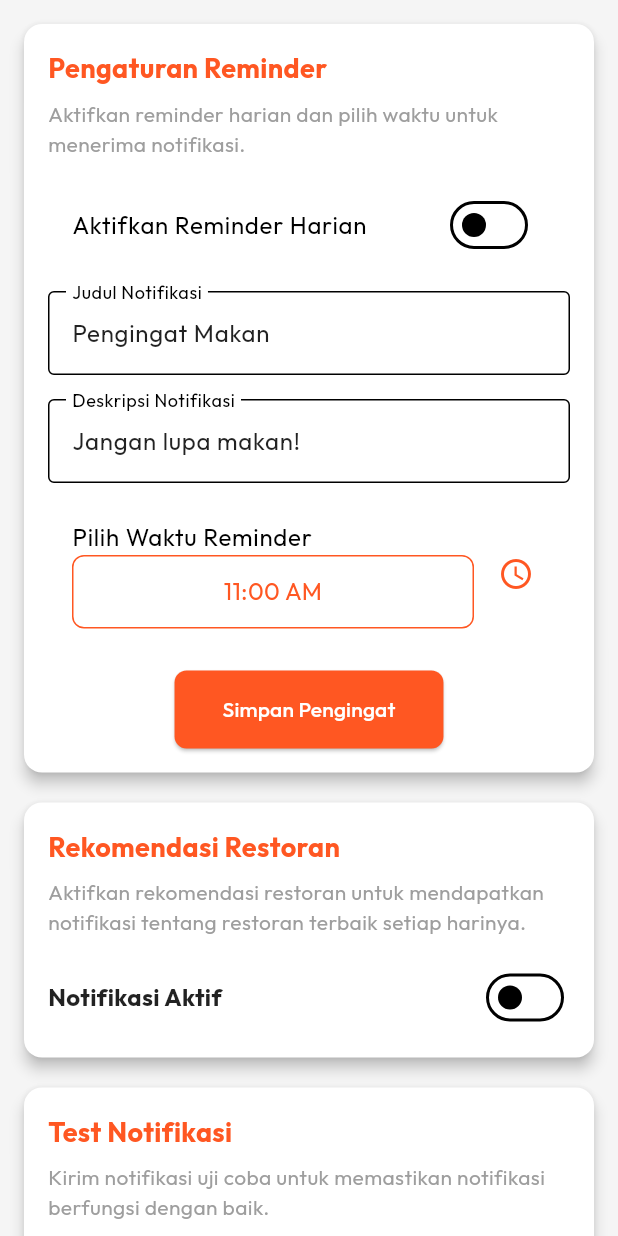
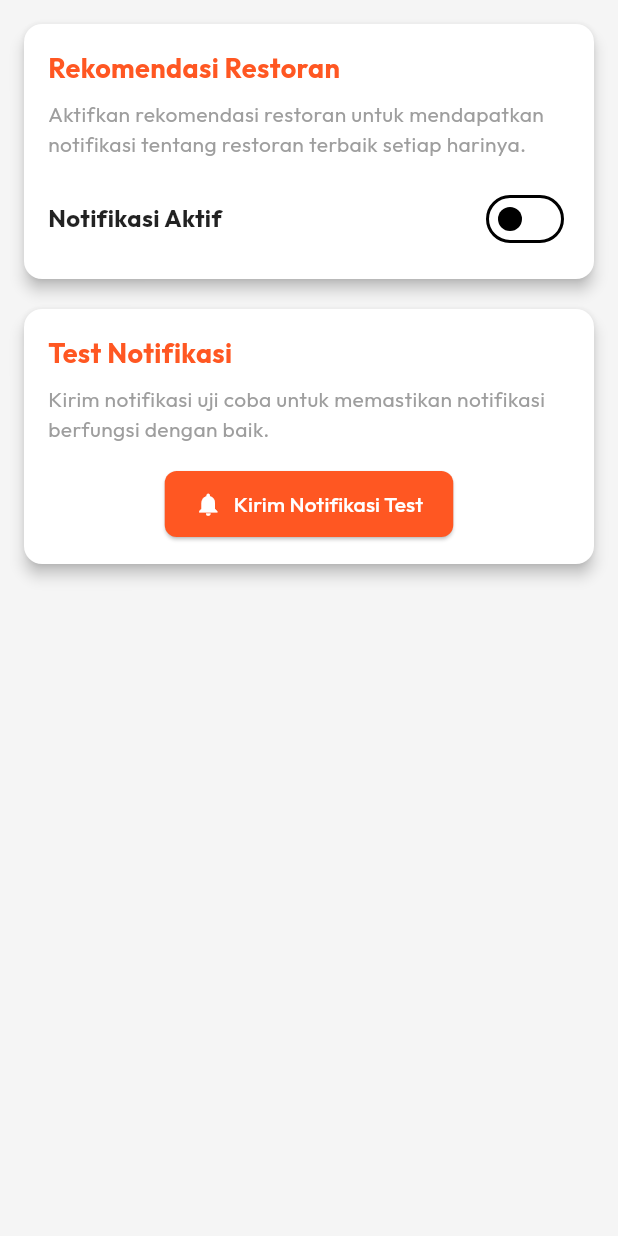
Before and after one commit to YutsuriHisekawa/restaurant_dicoding, a Flutter app: the SettingScreen screen opened directly, on a phone screen of 412 x 824 dp. Run offline on Flutter 3.47's test engine with Material 3 defaults, Android fonts, the phone set to English and light mode, and no system bars; our stand-ins replace flutter_local_notifications, flutter_timezone, lottie, shared_preferences, shimmer, sqflite and 1 more; missing offline and left inert: cuberto_bottom_bar, workmanager; accounts and stored records are empty; network calls fail.

Commit message:
Update sikit

```diff
--- a/lib/screens/setting/remider/reminder_notif.dart
+++ /dev/null
@@ -1,151 +0,0 @@
-import 'package:flutter/material.dart';
-import 'package:provider/provider.dart';
-import 'package:restaurant_app/screens/provider/notification/reminder_provider.dart';
-import 'reminder_textfield.dart';
-
-class ReminderNotif extends StatelessWidget {
-  const ReminderNotif({Key? key}) : super(key: key);
-
-  @override
-  Widget build(BuildContext context) {
-    final reminderProvider = Provider.of<ReminderNotifProvider>(context);
-
-    return Padding(
-      padding: const EdgeInsets.all(16.0),
-      child: Column(
-        crossAxisAlignment: CrossAxisAlignment.start,
-        children: [
-          const Text(
-            'Pengaturan Reminder',
-            style: TextStyle(
-              fontSize: 18,
-              fontWeight: FontWeight.bold,
-              color: Colors.deepOrange,
-            ),
-          ),
-          const SizedBox(height: 8),
-          const Text(
-            'Aktifkan reminder harian dan pilih waktu untuk menerima notifikasi.',
-            style: TextStyle(
-              fontSize: 14,
-              color: Colors.grey,
-            ),
-          ),
-          const SizedBox(height: 16),
-          SwitchListTile(
-            title: const Text(
-              'Aktifkan Reminder Harian',
-              style: TextStyle(fontSize: 16),
-            ),
-            value: reminderProvider.isReminderEnabled,
-            onChanged: (value) async {
-              final bool hasPermission =
-                  await reminderProvider.requestNotificationPermission();
-
-              if (!hasPermission) {
-                ScaffoldMessenger.of(context).showSnackBar(
-                  const SnackBar(
-                    content: Text(
-                        '🚫 Izin notifikasi ditolak! Aktifkan notifikasi di pengaturan.'),
-                    duration: Duration(seconds: 3),
-                  ),
-                );
-                return;
-              }
-
-              reminderProvider.updateReminderStatus(value);
-            },
-            activeColor: Colors.deepOrange,
-          ),
-          const SizedBox(height: 16),
-          ReminderTextField(
-            labelText: 'Judul Notifikasi',
-            hintText: 'Contoh: Waktunya Makan!',
-            initialValue: reminderProvider.notificationTitle,
-            onChanged: (value) {
-              reminderProvider.updateNotificationDetails(
-                  value, reminderProvider.notificationBody);
-            },
-          ),
-          const SizedBox(height: 16),
-          ReminderTextField(
-            labelText: 'Deskripsi Notifikasi',
-            hintText: 'Contoh: Jangan lupa makan siang ya!',
-            initialValue: reminderProvider.notificationBody,
-            onChanged: (value) {
-              reminderProvider.updateNotificationDetails(
-                  reminderProvider.notificationTitle, value);
-            },
-          ),
-          const SizedBox(height: 16),
-          ListTile(
-            title: const Text(
-              'Pilih Waktu Reminder',
-              style: TextStyle(fontSize: 16),
-            ),
-            subtitle: GestureDetector(
-              onTap: () async {
-                final TimeOfDay? pickedTime = await showTimePicker(
-                  context: context,
-                  initialTime: reminderProvider.selectedTime,
-                );
-
-                if (pickedTime != null) {
-                  reminderProvider.updateReminderTime(pickedTime);
-                }
-              },
-              child: Container(
-                padding:
-                    const EdgeInsets.symmetric(vertical: 12, horizontal: 16),
-                decoration: BoxDecoration(
-                  border: Border.all(color: Colors.deepOrange),
-                  borderRadius: BorderRadius.circular(8),
-                ),
-                child: Text(
-                  reminderProvider.selectedTime.format(context),
-                  style: const TextStyle(
-                    fontSize: 16,
-                    color: Colors.deepOrange,
-                  ),
-                  textAlign: TextAlign.center,
-                ),
-              ),
-            ),
-            trailing: const Icon(Icons.access_time, color: Colors.deepOrange),
-          ),
-          const SizedBox(height: 20),
-          Center(
-            child: ElevatedButton(
-              onPressed: () {
-                reminderProvider.updateNotificationDetails(
-                  reminderProvider.notificationTitle,
-                  reminderProvider.notificationBody,
-                );
-
-                ScaffoldMessenger.of(context).showSnackBar(
-                  const SnackBar(
-                    backgroundColor: Colors.green,
-                    content: Text('Pengingat berhasil disimpan!'),
-                    duration: Duration(seconds: 1),
-                  ),
-                );
-              },
-              style: ElevatedButton.styleFrom(
-                backgroundColor: Colors.deepOrange,
-                padding:
-                    const EdgeInsets.symmetric(horizontal: 32, vertical: 16),
-                shape: RoundedRectangleBorder(
-                  borderRadius: BorderRadius.circular(8),
-                ),
-              ),
-              child: const Text(
-                'Simpan Pengingat',
-                style: TextStyle(color: Colors.white),
-              ),
-            ),
-          ),
-        ],
-      ),
-    );
-  }
-}
--- a/lib/screens/setting/remider/reminder_textfield.dart
+++ /dev/null
@@ -1,48 +0,0 @@
-import 'package:flutter/material.dart';
-
-class ReminderTextField extends StatefulWidget {
-  final String labelText;
-  final String hintText;
-  final Function(String) onChanged;
-  final String initialValue;
-
-  const ReminderTextField({
-    Key? key,
-    required this.labelText,
-    required this.hintText,
-    required this.onChanged,
-    required this.initialValue,
-  }) : super(key: key);
-
-  @override
-  _ReminderTextFieldState createState() => _ReminderTextFieldState();
-}
-
-class _ReminderTextFieldState extends State<ReminderTextField> {
-  late TextEditingController _controller;
-
-  @override
-  void initState() {
-    super.initState();
-    _controller = TextEditingController(text: widget.initialValue);
-  }
-
-  @override
-  void dispose() {
-    _controller.dispose();
-    super.dispose();
-  }
-
-  @override
-  Widget build(BuildContext context) {
-    return TextField(
-      controller: _controller,
-      decoration: InputDecoration(
-        labelText: widget.labelText,
-        hintText: widget.hintText,
-        border: const OutlineInputBorder(),
-      ),
-      onChanged: widget.onChanged,
-    );
-  }
-}
--- a/lib/screens/setting/setting_screen.dart
+++ b/lib/screens/setting/setting_screen.dart
@@ -1,7 +1,6 @@
 import 'package:flutter/material.dart';
 import 'package:provider/provider.dart';
 import 'package:restaurant_app/screens/provider/notification/reminder_provider.dart';
-import 'package:restaurant_app/screens/setting/remider/reminder_notif.dart';
 import 'package:restaurant_app/screens/setting/workmanager/workmanager_notif.dart';
 import 'package:restaurant_app/widgets/lottie/lottie_loading.dart';
 import 'package:restaurant_app/screens/setting/notif_test.dart';
@@ -34,11 +33,7 @@ class SettingScreen extends StatelessWidget {
               crossAxisAlignment: CrossAxisAlignment.start,
               children: [
                 // ReminderNotif Widget
-                Card(
-                  elevation: 4,
-                  margin: EdgeInsets.only(bottom: 20),
-                  child: ReminderNotif(),
-                ),
+
                 // WorkmanagerNotifButton Widget
                 WorkmanagerNotifToggle(),
 
```
